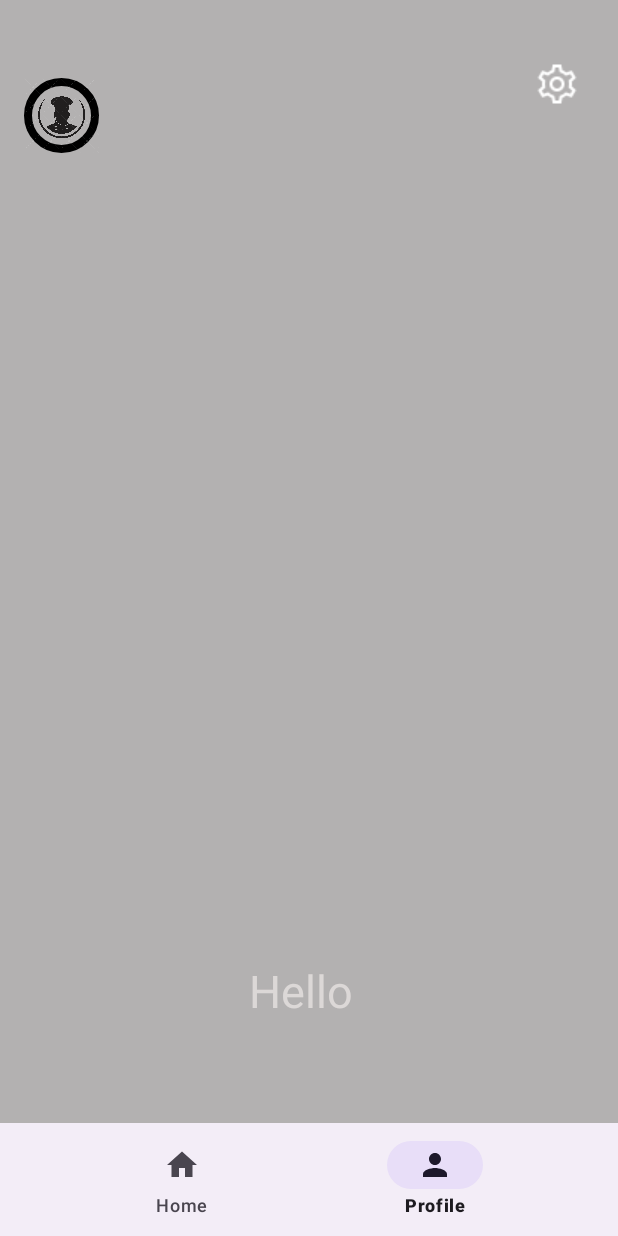
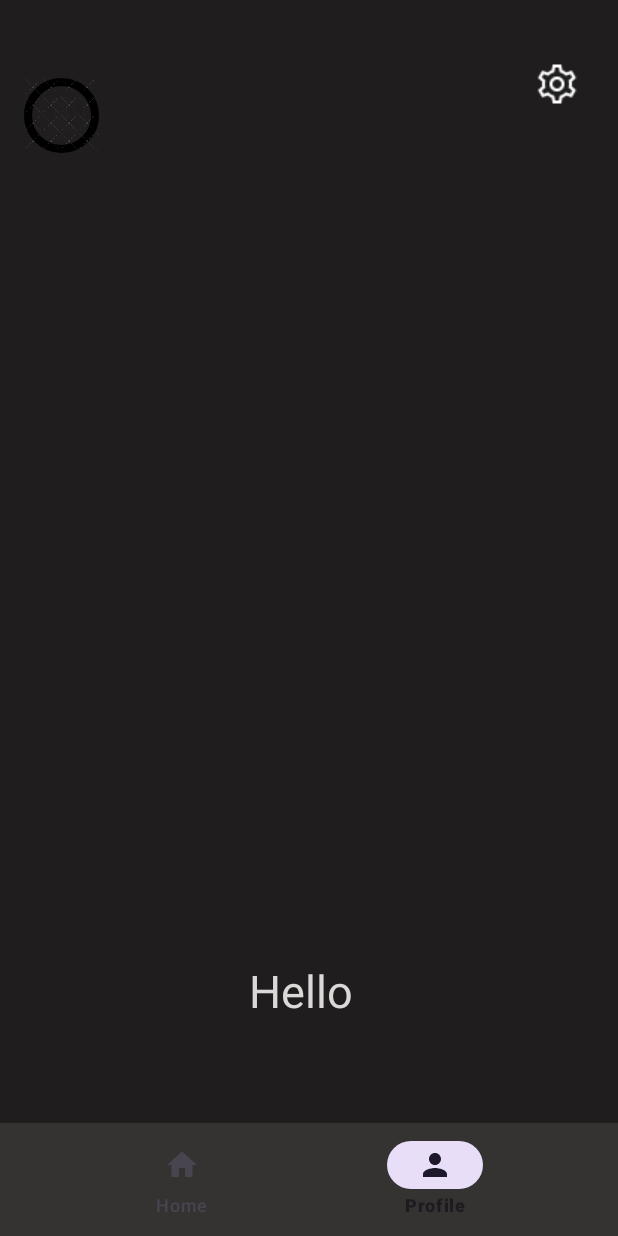
Before and after one commit to reuven1234/reuvenBagrut, an Android app: the Home screen opened directly, with no data from a screen before it, item 2 of the bottom bar chosen, on a phone screen of 412 x 824 dp. Run offline under Robolectric (Android 15) with nearby library versions, the light colour scheme and no system bars; our stand-ins replace Firebase (no records; nobody signed in at launch, a user with empty details on screens opened directly).

Commit message:
update background color

```diff
--- a/app/src/main/res/layout/activity_home.xml
+++ b/app/src/main/res/layout/activity_home.xml
@@ -23,6 +23,7 @@
         android:layout_height="75dp"
         app:layout_constraintBottom_toBottomOf="parent"
         app:layout_constraintEnd_toEndOf="parent"
+        android:background="#353232"
         app:layout_constraintHorizontal_bias="0.5"
         app:layout_constraintStart_toStartOf="parent"
         app:menu="@menu/bottom_nav_menu"/>
--- a/app/src/main/res/layout/fragment_profile_nav_.xml
+++ b/app/src/main/res/layout/fragment_profile_nav_.xml
@@ -1,11 +1,10 @@
 <?xml version="1.0" encoding="utf-8"?>
-<androidx.constraintlayout.widget.ConstraintLayout
-    xmlns:android="http://schemas.android.com/apk/res/android"
+<androidx.constraintlayout.widget.ConstraintLayout xmlns:android="http://schemas.android.com/apk/res/android"
     xmlns:app="http://schemas.android.com/apk/res-auto"
     xmlns:tools="http://schemas.android.com/tools"
     android:layout_width="match_parent"
     android:layout_height="match_parent"
-    android:background="#B3B1B1"
+    android:background="#1F1D1D"
     tools:context=".Profile_nav_Fragment">
 
     <ImageButton
--- a/app/src/main/res/values/themes.xml
+++ b/app/src/main/res/values/themes.xml
@@ -3,7 +3,7 @@
     <style name="Base.Theme.ReuvenBagrut" parent="Theme.Material3.DayNight.NoActionBar">
         <!-- Customize your light theme here. -->
         <!-- <item name="colorPrimary">@color/my_light_primary</item> -->
-        <item name="android:windowBackground">#B3B1B1</item> <!-- White background -->
+        <item name="android:windowBackground">#1F1D1D</item> <!-- White background -->
 
     </style>
 
```
